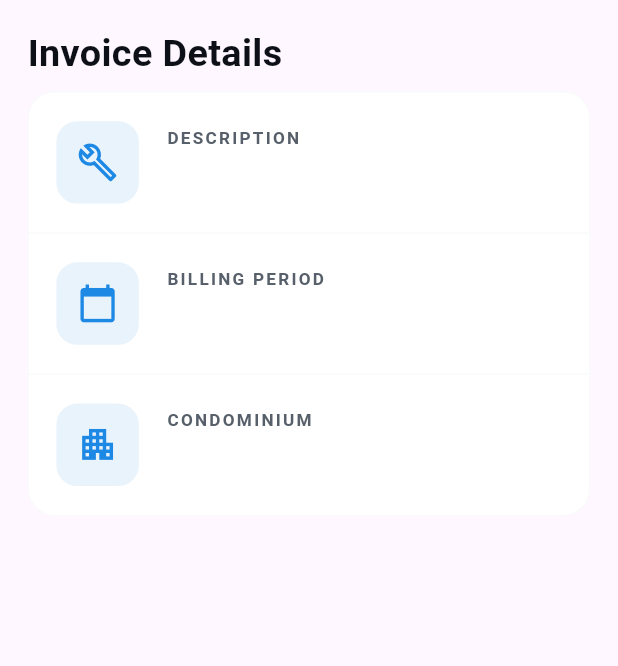
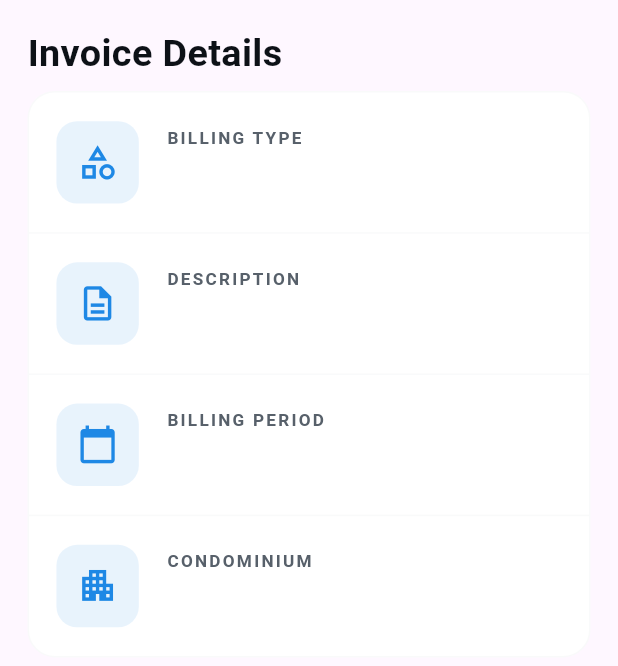
Before and after one commit to SokChanmakara/ams_mobile, a Flutter app: the InvoiceDetailsSection widget shown alone on an empty page, opened directly with empty values, on a phone screen of 412 x 824 dp. Shown: the top 666 px of the screen. Run offline on Flutter 3.47's test engine with Material 3 defaults, Android fonts, the phone set to English and light mode, and no system bars; our stand-ins replace awesome_notifications, cached_network_image, device_preview, dio, firebase_core, firebase_messaging and 10 more; missing offline and left inert: cached_network_image_platform_interface; accounts and stored records are empty; Roboto replaces fonts that are missing (Sofia Sans).

Commit message:
Add billing Type for invoice detail page

```diff
--- a/lib/feature_mobile/condo_billing/presentation/widgets/invoice_detail/invoice_bottom_actions.dart
+++ b/lib/feature_mobile/condo_billing/presentation/widgets/invoice_detail/invoice_bottom_actions.dart
@@ -2,7 +2,7 @@ import 'package:flutter/material.dart';
 import 'package:flutter_screenutil/flutter_screenutil.dart';
 import 'package:ams_mobile/core/utils/app_colors.dart';
 import 'package:ams_mobile/core/utils/app_text_styles.dart';
-import 'payment_status_step_model.dart';
+import 'package:ams_mobile/feature_mobile/condo_billing/data/model/payment_status_step_model.dart';
 
 /// Bottom Action Buttons widget
 class InvoiceBottomActions extends StatelessWidget {
--- a/lib/feature_mobile/condo_billing/presentation/widgets/invoice_detail/invoice_details_section.dart
+++ b/lib/feature_mobile/condo_billing/presentation/widgets/invoice_detail/invoice_details_section.dart
@@ -5,12 +5,14 @@ import 'package:ams_mobile/core/utils/app_text_styles.dart';
 
 /// Invoice Details Section widget
 class InvoiceDetailsSection extends StatelessWidget {
+  final String billingType;
   final String description;
   final String billingPeriod;
   final String condominium;
 
   const InvoiceDetailsSection({
     super.key,
+    required this.billingType,
     required this.description,
     required this.billingPeriod,
     required this.condominium,
@@ -44,9 +46,22 @@ class InvoiceDetailsSection extends StatelessWidget {
             ),
             child: Column(
               children: [
+                // Billing Type
+                _DetailItem(
+                  icon: Icons.category_outlined,
+                  label: 'BILLING TYPE',
+                  value: billingType,
+                ),
+
+                // Divider
+                Divider(
+                  height: 1,
+                  color: AppColors.divider(context).withValues(alpha: 0.2),
+                ),
+
                 // Description
                 _DetailItem(
-                  icon: Icons.build_outlined,
+                  icon: Icons.description_outlined,
                   label: 'DESCRIPTION',
                   value: description,
                 ),
--- a/lib/feature_mobile/condo_billing/presentation/widgets/invoice_detail/payment_status_timeline.dart
+++ b/lib/feature_mobile/condo_billing/presentation/widgets/invoice_detail/payment_status_timeline.dart
@@ -2,7 +2,7 @@ import 'package:flutter/material.dart';
 import 'package:flutter_screenutil/flutter_screenutil.dart';
 import 'package:ams_mobile/core/utils/app_colors.dart';
 import 'package:ams_mobile/core/utils/app_text_styles.dart';
-import 'payment_status_step_model.dart';
+import 'package:ams_mobile/feature_mobile/condo_billing/data/model/payment_status_step_model.dart';
 
 /// Payment Status Timeline widget
 class PaymentStatusTimeline extends StatelessWidget {
```
Also changed, not shown: lib/feature_mobile/condo_billing/presentation/view/invoice_detail_page.dart (+9 -1 lines), lib/feature_mobile/condo_billing/presentation/widgets/Billing_Page/billing_pending_bill_card.dart (+2 -15 lines), lib/feature_mobile/condo_billing/data/model/payment_status_step_model.dart (renamed from lib/feature_mobile/condo_billing/presentation/widgets/invoice_detail/payment_status_step_model.dart).
